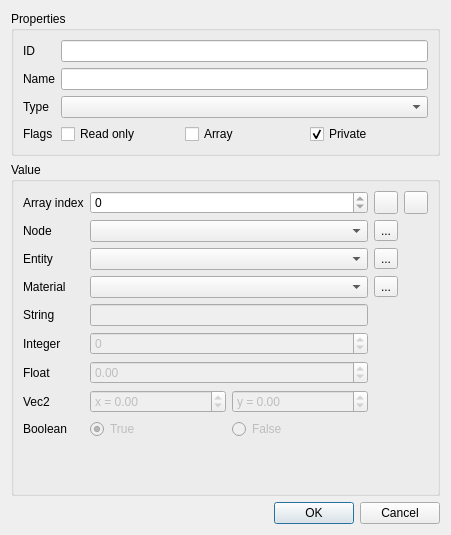
Qt form editor/gui/dlgscriptvar.ui (ensisoft/detonator) before a commit.
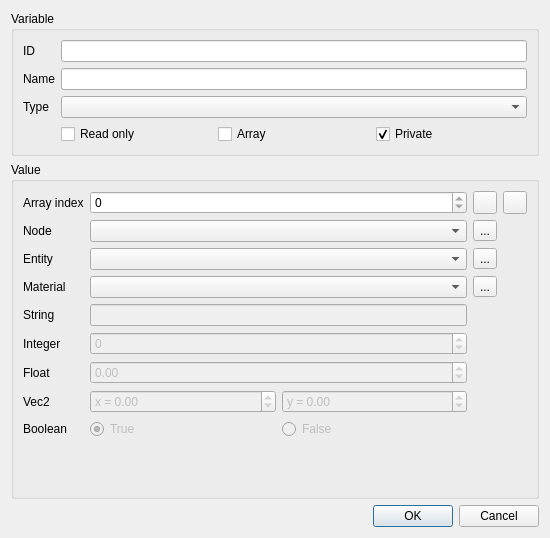
The same form after that commit. Icons and pictures are not drawn.

Commit message:
Update script var/val dialog UI
Update script var/val dialog UI.

```diff
--- a/editor/gui/dlgscriptvar.ui
+++ b/editor/gui/dlgscriptvar.ui
@@ -6,13 +6,13 @@
    <rect>
     <x>0</x>
     <y>0</y>
-    <width>451</width>
-    <height>535</height>
+    <width>550</width>
+    <height>538</height>
    </rect>
   </property>
   <property name="minimumSize">
    <size>
-    <width>400</width>
+    <width>550</width>
     <height>0</height>
    </size>
   </property>
@@ -23,7 +23,10 @@
    <item>
     <widget class="QGroupBox" name="props">
      <property name="title">
-      <string>Properties</string>
+      <string>Variable</string>
+     </property>
+     <property name="flat">
+      <bool>false</bool>
      </property>
      <layout class="QGridLayout" name="gridLayout_2">
       <item row="1" column="0">
@@ -35,6 +38,12 @@
       </item>
       <item row="0" column="0">
        <widget class="QLabel" name="label_8">
+        <property name="sizePolicy">
+         <sizepolicy hsizetype="Maximum" vsizetype="Preferred">
+          <horstretch>0</horstretch>
+          <verstretch>0</verstretch>
+         </sizepolicy>
+        </property>
         <property name="text">
          <string>ID</string>
         </property>
@@ -42,13 +51,26 @@
       </item>
       <item row="0" column="1">
        <widget class="QLineEdit" name="varID">
+        <property name="sizePolicy">
+         <sizepolicy hsizetype="Preferred" vsizetype="Fixed">
+          <horstretch>0</horstretch>
+          <verstretch>0</verstretch>
+         </sizepolicy>
+        </property>
         <property name="readOnly">
          <bool>true</bool>
         </property>
        </widget>
       </item>
       <item row="1" column="1">
-       <widget class="QLineEdit" name="varName"/>
+       <widget class="QLineEdit" name="varName">
+        <property name="sizePolicy">
+         <sizepolicy hsizetype="Preferred" vsizetype="Fixed">
+          <horstretch>0</horstretch>
+          <verstretch>0</verstretch>
+         </sizepolicy>
+        </property>
+       </widget>
       </item>
       <item row="2" column="0">
        <widget class="QLabel" name="label_2">
@@ -91,13 +113,6 @@
         </item>
        </layout>
       </item>
-      <item row="3" column="0">
-       <widget class="QLabel" name="label_3">
-        <property name="text">
-         <string>Flags</string>
-        </property>
-       </widget>
-      </item>
      </layout>
     </widget>
    </item>
@@ -106,15 +121,21 @@
      <property name="title">
       <string>Value</string>
      </property>
+     <property name="flat">
+      <bool>false</bool>
+     </property>
      <layout class="QGridLayout" name="gridLayout">
       <item row="1" column="2">
        <widget class="QComboBox" name="cmbEntityNodeRef">
         <property name="sizePolicy">
-         <sizepolicy hsizetype="Expanding" vsizetype="Fixed">
+         <sizepolicy hsizetype="Preferred" vsizetype="Fixed">
           <horstretch>0</horstretch>
           <verstretch>0</verstretch>
          </sizepolicy>
         </property>
+        <property name="sizeAdjustPolicy">
+         <enum>QComboBox::AdjustToContents</enum>
+        </property>
         <property name="placeholderText">
          <string>Nil</string>
         </property>
@@ -126,7 +147,7 @@
          <bool>false</bool>
         </property>
         <property name="sizePolicy">
-         <sizepolicy hsizetype="Expanding" vsizetype="Fixed">
+         <sizepolicy hsizetype="Preferred" vsizetype="Fixed">
           <horstretch>0</horstretch>
           <verstretch>0</verstretch>
          </sizepolicy>
@@ -145,11 +166,14 @@
       <item row="2" column="2">
        <widget class="QComboBox" name="cmbEntityRef">
         <property name="sizePolicy">
-         <sizepolicy hsizetype="Expanding" vsizetype="Fixed">
+         <sizepolicy hsizetype="Preferred" vsizetype="Fixed">
           <horstretch>0</horstretch>
           <verstretch>0</verstretch>
          </sizepolicy>
         </property>
+        <property name="sizeAdjustPolicy">
+         <enum>QComboBox::AdjustToContents</enum>
+        </property>
         <property name="placeholderText">
          <string>Nil</string>
         </property>
@@ -185,6 +209,12 @@
         <property name="enabled">
          <bool>false</bool>
         </property>
+        <property name="sizePolicy">
+         <sizepolicy hsizetype="Preferred" vsizetype="Fixed">
+          <horstretch>0</horstretch>
+          <verstretch>0</verstretch>
+         </sizepolicy>
+        </property>
        </widget>
       </item>
       <item row="0" column="5">
@@ -284,6 +314,12 @@
       </item>
       <item row="0" column="0">
        <widget class="QLabel" name="lblIndex">
+        <property name="sizePolicy">
+         <sizepolicy hsizetype="Maximum" vsizetype="Preferred">
+          <horstretch>0</horstretch>
+          <verstretch>0</verstretch>
+         </sizepolicy>
+        </property>
         <property name="text">
          <string>Array index</string>
         </property>
@@ -295,7 +331,7 @@
          <bool>false</bool>
         </property>
         <property name="sizePolicy">
-         <sizepolicy hsizetype="Expanding" vsizetype="Fixed">
+         <sizepolicy hsizetype="Preferred" vsizetype="Fixed">
           <horstretch>0</horstretch>
           <verstretch>0</verstretch>
          </sizepolicy>
@@ -346,7 +382,7 @@
            <bool>false</bool>
           </property>
           <property name="sizePolicy">
-           <sizepolicy hsizetype="Expanding" vsizetype="Fixed">
+           <sizepolicy hsizetype="Preferred" vsizetype="Fixed">
             <horstretch>0</horstretch>
             <verstretch>0</verstretch>
            </sizepolicy>
@@ -365,7 +401,7 @@
            <bool>false</bool>
           </property>
           <property name="sizePolicy">
-           <sizepolicy hsizetype="Expanding" vsizetype="Fixed">
+           <sizepolicy hsizetype="Preferred" vsizetype="Fixed">
             <horstretch>0</horstretch>
             <verstretch>0</verstretch>
            </sizepolicy>
@@ -392,6 +428,12 @@
       </item>
       <item row="0" column="2">
        <widget class="QSpinBox" name="index">
+        <property name="sizePolicy">
+         <sizepolicy hsizetype="Preferred" vsizetype="Fixed">
+          <horstretch>0</horstretch>
+          <verstretch>0</verstretch>
+         </sizepolicy>
+        </property>
         <property name="maximum">
          <number>0</number>
         </property>
@@ -420,6 +462,15 @@
       </item>
       <item row="3" column="2">
        <widget class="QComboBox" name="cmbMaterialRef">
+        <property name="sizePolicy">
+         <sizepolicy hsizetype="Preferred" vsizetype="Fixed">
+          <horstretch>0</horstretch>
+          <verstretch>0</verstretch>
+         </sizepolicy>
+        </property>
+        <property name="sizeAdjustPolicy">
+         <enum>QComboBox::AdjustToContents</enum>
+        </property>
         <property name="placeholderText">
          <string>Nil</string>
         </property>
```
